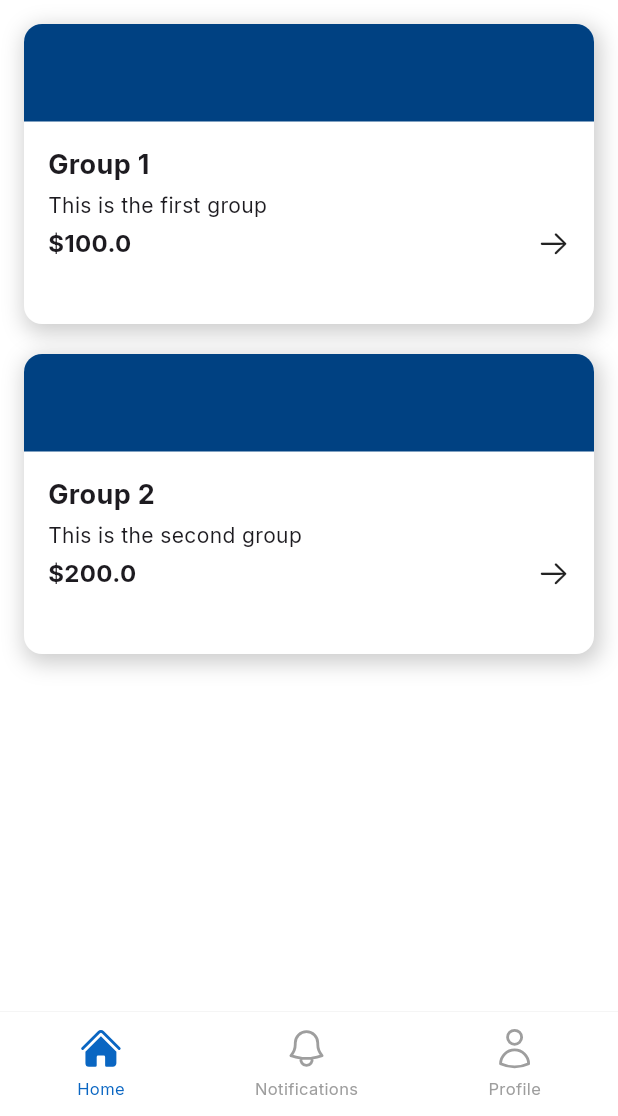
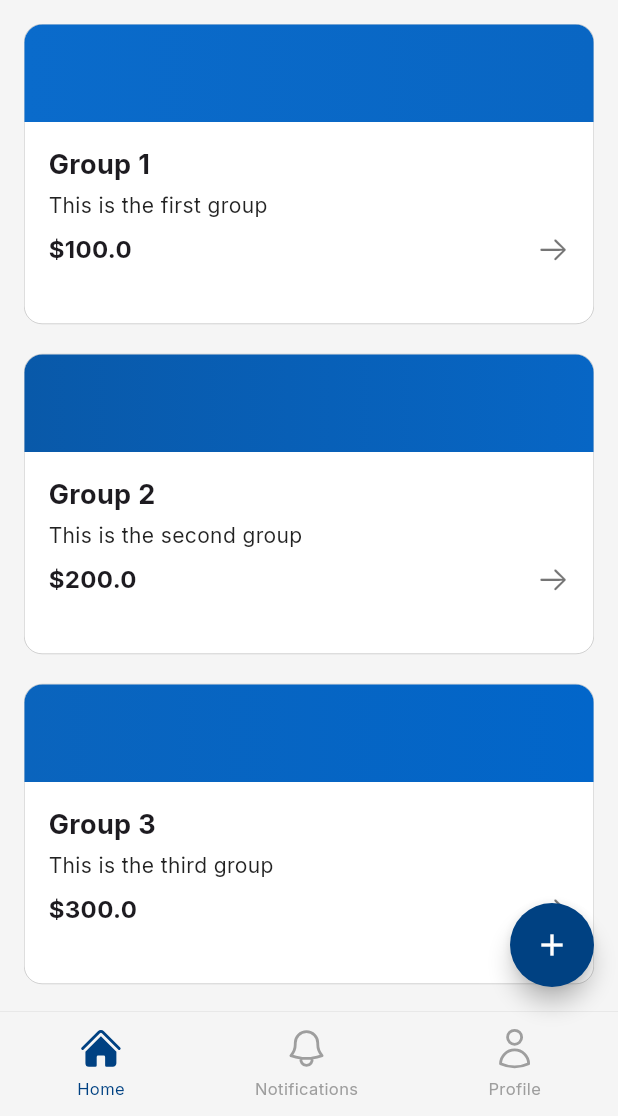
Before and after one commit to JoaquinRouge/DiviPay-Flutter, a Flutter app: the Home screen opened by its route, on a phone screen of 412 x 824 dp, the part 120-1236 px from its top. Run offline on Flutter 3.47's test engine with Material 3 defaults, Android fonts, the light colour scheme and no system bars; our stand-ins replace flutter_riverpod, go_router, google_fonts, heroicons.

Commit message:
agregado de groupProvider y home consume este provider

```diff
--- a/lib/core/components/bottomAppBar.dart
+++ b/lib/core/components/bottomAppBar.dart
@@ -19,7 +19,7 @@ class CustomBottomBar extends ConsumerWidget {
       height: 70,
       decoration: BoxDecoration(
         border: Border(
-          top: BorderSide(color: Colors.grey.shade400, width: 0.1),
+          top: BorderSide(color: Colors.grey, width: 0.1),
         ),
       ),
       child: Padding(
@@ -79,14 +79,14 @@ class CustomBottomBar extends ConsumerWidget {
           icon,
           style: samePage ? HeroIconStyle.solid : HeroIconStyle.outline,
           size: 30,
-          color: samePage ? Theme.of(context).colorScheme.primary : Colors.grey,
+          color: samePage ? Theme.of(context).primaryColor : Colors.grey,
         ),
         const SizedBox(height: 4),
         Text(
           label,
           style: TextStyle(
             color: samePage
-                ? Theme.of(context).colorScheme.primary
+                ? Theme.of(context).primaryColor
                 : Colors.grey,
             fontSize: 11,
           ),
--- a/lib/core/components/groupCard.dart
+++ b/lib/core/components/groupCard.dart
@@ -2,7 +2,6 @@ import 'package:divipay/domain/Group.dart';
 import 'package:flutter/material.dart';
 import 'package:flutter/cupertino.dart';
 import 'dart:math';
-
 import 'package:go_router/go_router.dart';
 
 class GroupCard extends StatelessWidget {
@@ -10,17 +9,14 @@ class GroupCard extends StatelessWidget {
 
   const GroupCard({Key? key, required this.group}) : super(key: key);
 
+  // Genera un gradient a partir de la key del grupo
   LinearGradient generateGradientFromKey(String key) {
     int hash = key.hashCode;
     final random = Random(hash);
 
-  // Base azul (DiviPay)
-  const baseColor = Color(0xFF0a66c2);
-
-  // Generar dos tonos azules distintos a partir de la base
+    const baseColor = Color(0xFF0a66c2); // Azul DiviPay
     HSLColor hslBase = HSLColor.fromColor(baseColor);
 
-  // Pequeña variación de la luminosidad y saturación (para no salir de la gama)
     HSLColor hsl1 = hslBase.withLightness(
       (hslBase.lightness + (random.nextDouble() * 0.2 - 0.1)).clamp(0.3, 0.8),
     );
@@ -28,13 +24,10 @@ LinearGradient generateGradientFromKey(String key) {
       (hslBase.saturation + (random.nextDouble() * 0.2 - 0.1)).clamp(0.4, 1.0),
     );
 
-  Color color1 = hsl1.toColor();
-  Color color2 = hsl2.toColor();
-
     return LinearGradient(
       begin: Alignment.centerLeft,
       end: Alignment.centerRight,
-    colors: [color1, color2],
+      colors: [hsl1.toColor(), hsl2.toColor()],
     );
   }
 
@@ -42,53 +35,73 @@ LinearGradient generateGradientFromKey(String key) {
   Widget build(BuildContext context) {
     return GestureDetector(
       onTap: () {
-        context.push("/detail",extra: group);
+        context.push("/detail", extra: group);
       },
       child: Container(
         decoration: BoxDecoration(
           color: Colors.white,
+          borderRadius: BorderRadius.circular(12),
+          border: Border.all(width: 0.3,color: Colors.grey),
           boxShadow: [
-            BoxShadow(
-              color: Colors.black.withOpacity(0.2),
-              spreadRadius: 2,
-              blurRadius: 12,
-              offset: Offset(2, 4),
-            ),
+
           ],
-          borderRadius: BorderRadius.circular(12),
         ),
         child: Column(
           crossAxisAlignment: CrossAxisAlignment.start,
           children: [
+            // Header con gradient
             Container(
               height: 65,
               decoration: BoxDecoration(
-                color: Theme.of(context).primaryColor,
+                gradient: generateGradientFromKey(group.name),
                 borderRadius: const BorderRadius.only(
                   topLeft: Radius.circular(12),
                   topRight: Radius.circular(12),
                 ),
               ),
             ),
+            // Contenido de la tarjeta
             Padding(
               padding: const EdgeInsets.all(16.0),
               child: Column(
                 crossAxisAlignment: CrossAxisAlignment.start,
                 children: [
-                  Text(group.name, style: TextStyle(fontSize: 18, fontWeight: FontWeight.bold)),
-                  SizedBox(height: 4),
-                  Text(group.description, style: TextStyle(fontSize: 14)),
-                  SizedBox(height: 4),
+                  Text(
+                    group.name,
+                    style: const TextStyle(
+                      fontSize: 18,
+                      fontWeight: FontWeight.bold,
+                    ),
+                  ),
+                  const SizedBox(height: 4),
+                  Text(
+                    group.description,
+                    style: const TextStyle(
+                      fontSize: 14,
+                      color: Colors.black87,
+                    ),
+                  ),
+                  const SizedBox(height: 8),
                   Row(
                     mainAxisAlignment: MainAxisAlignment.spaceBetween,
                     children: [
-                      Text('\$${group.balance}', style: TextStyle(fontSize: 16, fontWeight: FontWeight.bold)),
-                      Icon(CupertinoIcons.arrow_right, size: 22,),
+                      Text(
+                        '\$${group.balance}',
+                        style: const TextStyle(
+                          fontSize: 16,
+                          fontWeight: FontWeight.bold,
+                        ),
+                      ),
+                      const Icon(
+                        CupertinoIcons.arrow_right,
+                        size: 22,
+                        color: Colors.black54,
+                      ),
                     ],
                   ),
                 ],
               ),
-            )
+            ),
           ],
         ),
       ),
--- a/lib/domain/Group.dart
+++ b/lib/domain/Group.dart
@@ -32,6 +32,18 @@ class Group {
         description: "This is the third group",
         balance: 300.0,
       ),
+            Group(
+        id: 3,
+        name: "Group 4",
+        description: "This is the fourth group",
+        balance: 300.0,
+      ),
+            Group(
+        id: 3,
+        name: "Group 5",
+        description: "This is the fifth group",
+        balance: 300.0,
+      ),
     ];
   }
 
--- a/lib/main.dart
+++ b/lib/main.dart
@@ -18,6 +18,7 @@ class MainApp extends StatelessWidget {
       debugShowCheckedModeBanner: false,
       theme: ThemeData(
         primaryColor: const Color(0xFF004182),
+        scaffoldBackgroundColor: Colors.grey[100],
         colorScheme: ColorScheme.fromSeed(
           seedColor: const Color(0xFF0a66c2),
           primary: const Color(0xFF0a66c2),
--- a/lib/presentation/screens/home.dart
+++ b/lib/presentation/screens/home.dart
@@ -1,18 +1,18 @@
 import 'package:divipay/core/components/appBar.dart';
 import 'package:divipay/core/components/bottomAppBar.dart';
 import 'package:divipay/core/components/groupCard.dart';
-import 'package:divipay/domain/Group.dart';
 import 'package:flutter/material.dart';
+import 'package:flutter_riverpod/flutter_riverpod.dart';
+import 'package:divipay/provider/groupsProvider.dart';
 
-class Home extends StatelessWidget {
+class Home extends ConsumerWidget {
   Home({super.key});
 
-  final List<Group> groups = Group.getGroups();
+  @override
+  Widget build(BuildContext context, WidgetRef ref) {
+    final groups = ref.watch(groupsProvider);
 
-  @override
-  Widget build(BuildContext context) {
     return Scaffold(
-      backgroundColor: Colors.white,
       appBar: CustomAppBar(),
       body: Padding(
         padding: const EdgeInsets.all(16),
@@ -21,8 +21,18 @@ class Home extends StatelessWidget {
           crossAxisCount: 1,
           crossAxisSpacing: 20,
           mainAxisSpacing: 20,
-          children: [GroupCard(group:groups[0]),GroupCard(group:groups[1])],
+          children: [
+            ...groups.map((group) => GroupCard(group: group)).toList(),
+          ],
         ),
+      ),
+      floatingActionButton: FloatingActionButton(
+        backgroundColor: Theme.of(context).primaryColor,
+        foregroundColor: Colors.white,
+        shape: RoundedRectangleBorder(borderRadius: BorderRadius.circular(30)),
+        elevation: 6,
+        onPressed: () {},
+        child: const Icon(Icons.add), // ícono dentro del botón
       ),
       bottomNavigationBar: CustomBottomBar(),
     );
--- /dev/null
+++ b/lib/provider/groupsProvider.dart
@@ -0,0 +1,4 @@
+import 'package:divipay/domain/Group.dart';
+import 'package:flutter_riverpod/flutter_riverpod.dart';
+
+final groupsProvider = StateProvider<List<Group>>((ref) => Group.getGroups());
```
Lines whose indentation alone changed are shown as unchanged.
